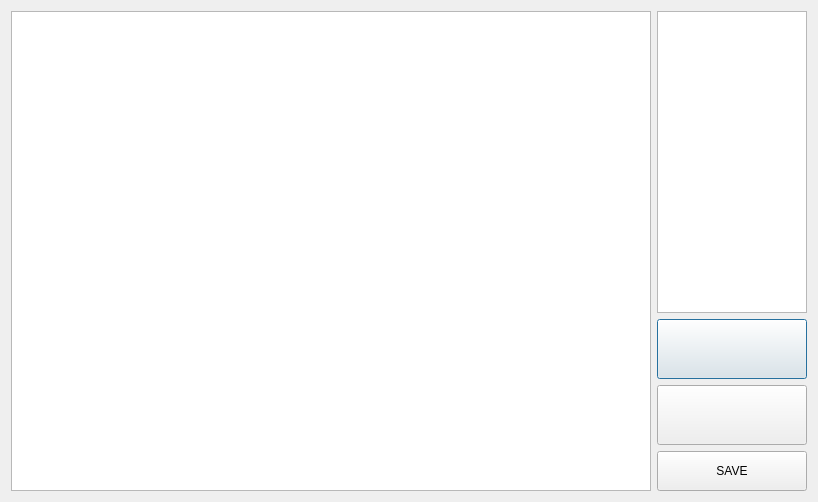
First picture: the form in QTFormApp/toolwindow.ui, repository VASoftLab/QTFormApp, before the edit.
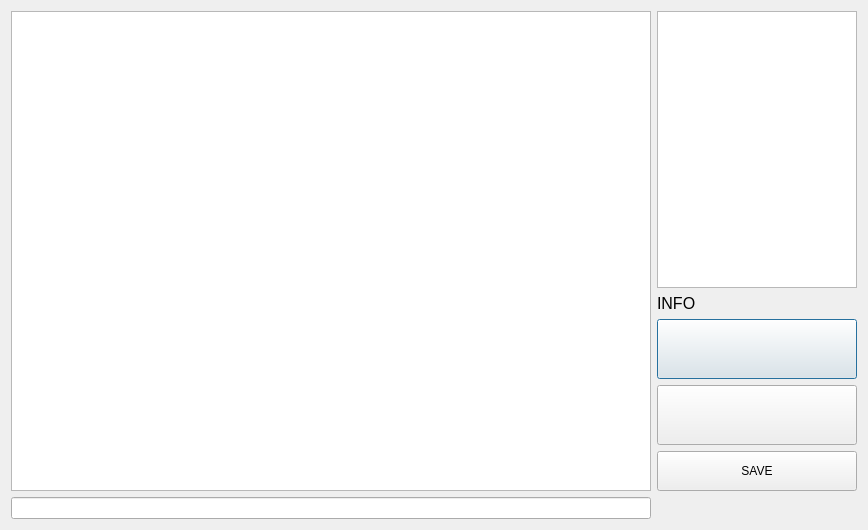
Second picture: the form after the edit.

Commit message: Information panel added

```diff
--- a/QTFormApp/toolwindow.ui
+++ b/QTFormApp/toolwindow.ui
@@ -9,8 +9,8 @@
    <rect>
     <x>0</x>
     <y>0</y>
-    <width>818</width>
-    <height>500</height>
+    <width>868</width>
+    <height>530</height>
    </rect>
   </property>
   <property name="sizePolicy">
@@ -73,7 +73,7 @@
        </property>
        <property name="minimumSize">
         <size>
-         <width>150</width>
+         <width>200</width>
          <height>0</height>
         </size>
        </property>
@@ -85,6 +85,30 @@
        </property>
       </widget>
      </item>
+     <item>
+      <widget class="QLabel" name="labelInfo">
+       <property name="font">
+        <font>
+         <pointsize>12</pointsize>
+        </font>
+       </property>
+       <property name="frameShape">
+        <enum>QFrame::NoFrame</enum>
+       </property>
+       <property name="lineWidth">
+        <number>1</number>
+       </property>
+       <property name="text">
+        <string>INFO</string>
+       </property>
+       <property name="textFormat">
+        <enum>Qt::AutoText</enum>
+       </property>
+       <property name="wordWrap">
+        <bool>true</bool>
+       </property>
+      </widget>
+     </item>
      <item>
       <widget class="QPushButton" name="btn2D">
        <property name="sizePolicy">
@@ -95,7 +119,7 @@
        </property>
        <property name="minimumSize">
         <size>
-         <width>150</width>
+         <width>200</width>
          <height>60</height>
         </size>
        </property>
@@ -120,7 +144,7 @@
        </property>
        <property name="minimumSize">
         <size>
-         <width>150</width>
+         <width>200</width>
          <height>60</height>
         </size>
        </property>
@@ -145,7 +169,7 @@
        </property>
        <property name="minimumSize">
         <size>
-         <width>150</width>
+         <width>200</width>
          <height>40</height>
         </size>
        </property>
@@ -162,6 +186,9 @@
      </item>
     </layout>
    </item>
+   <item row="1" column="0">
+    <widget class="QLineEdit" name="lineEditInfo"/>
+   </item>
   </layout>
  </widget>
  <resources/>
```
The commit also changes 6 other files.
